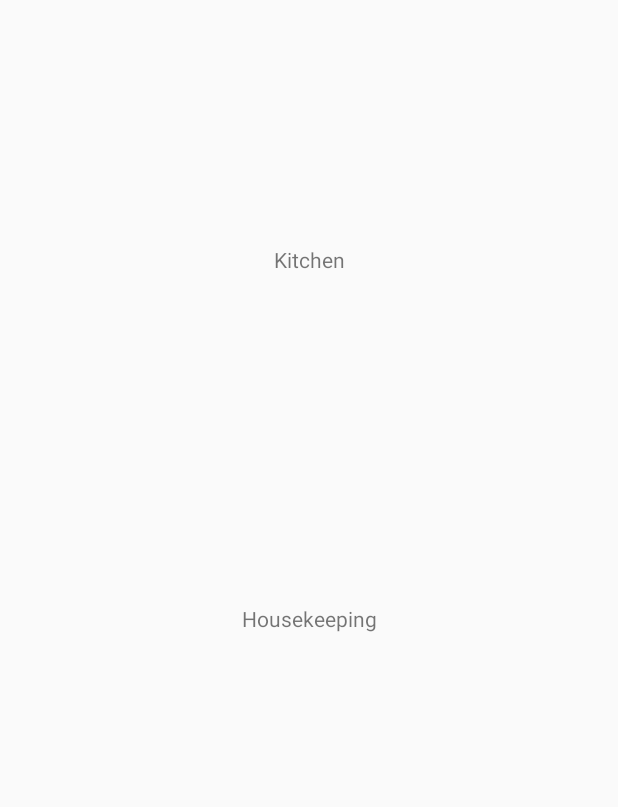
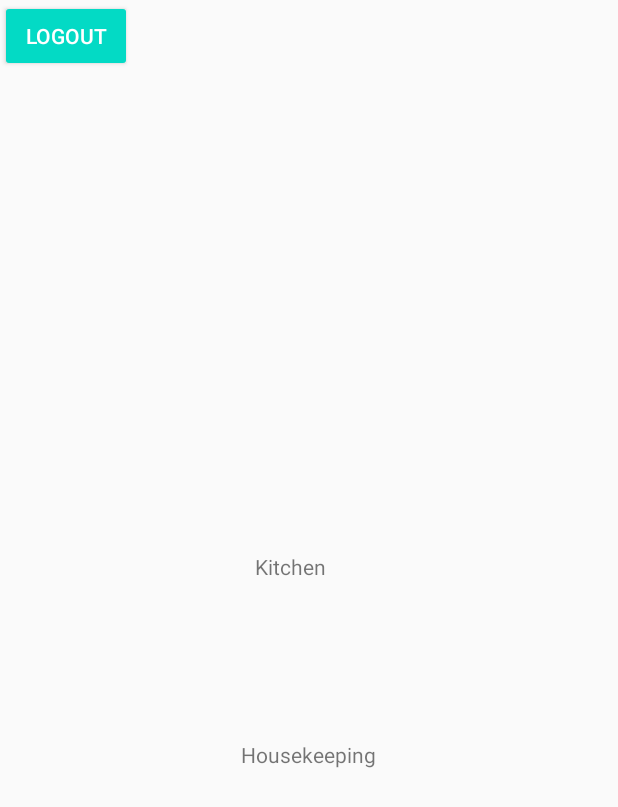
Before and after one commit to wota-n/BayviewHotel, an Android app: the PortalActivity screen opened directly, with no data from a screen before it, on a phone screen of 412 x 824 dp. Before the commit the part shown is almost empty. Shown: the top 807 px of the screen. Run offline under Robolectric (Android 15) with nearby library versions, the phone set to English and light mode, and no system bars; our stand-ins replace Firebase (no records; nobody signed in at launch, a user with empty details on screens opened directly).

Commit message:
add logout function

```diff
--- a/app/src/main/java/com/inti/bayviewhotel/PortalActivity.java
+++ b/app/src/main/java/com/inti/bayviewhotel/PortalActivity.java
@@ -2,13 +2,31 @@ package com.inti.bayviewhotel;
 
 import androidx.appcompat.app.AppCompatActivity;
 
+import android.content.Intent;
 import android.os.Bundle;
+import android.view.View;
+import android.widget.Button;
+
+import com.google.firebase.auth.FirebaseAuth;
 
 public class PortalActivity extends AppCompatActivity {
+
+    private Button logout;
 
     @Override
     protected void onCreate(Bundle savedInstanceState) {
         super.onCreate(savedInstanceState);
         setContentView(R.layout.activity_portal);
+
+        logout = (Button) findViewById(R.id.logout);
+
+        logout.setOnClickListener(new View.OnClickListener(){
+
+            @Override
+            public void onClick(View view) {
+                FirebaseAuth.getInstance().signOut();
+                startActivity(new Intent(PortalActivity.this, MainActivity.class));
+            }
+        });
     }
 }
--- a/app/src/main/res/layout/activity_portal.xml
+++ b/app/src/main/res/layout/activity_portal.xml
@@ -13,9 +13,10 @@
         android:text="Kitchen"
         app:layout_constraintBottom_toBottomOf="parent"
         app:layout_constraintEnd_toEndOf="parent"
+        app:layout_constraintHorizontal_bias="0.467"
         app:layout_constraintStart_toStartOf="parent"
         app:layout_constraintTop_toTopOf="parent"
-        app:layout_constraintVertical_bias="0.203" />
+        app:layout_constraintVertical_bias="0.457" />
 
     <TextView
         android:id="@+id/textView2"
@@ -24,6 +25,21 @@
         android:text="Housekeeping"
         app:layout_constraintBottom_toBottomOf="parent"
         app:layout_constraintEnd_toEndOf="parent"
+        app:layout_constraintHorizontal_bias="0.498"
         app:layout_constraintStart_toStartOf="parent"
-        app:layout_constraintTop_toTopOf="parent" />
+        app:layout_constraintTop_toTopOf="parent"
+        app:layout_constraintVertical_bias="0.613" />
+
+    <Button
+        android:id="@+id/logout"
+        android:layout_width="wrap_content"
+        android:layout_height="wrap_content"
+        android:backgroundTint="@color/colorAccent"
+        android:text="Logout"
+        android:textColor="#ffff"
+        tools:layout_editor_absoluteX="100dp"
+        tools:layout_editor_absoluteY="101dp"
+        app:layout_constraintLeft_toLeftOf="parent"
+        app:layout_constraintTop_toTopOf="parent"
+        />
 </androidx.constraintlayout.widget.ConstraintLayout>
```
